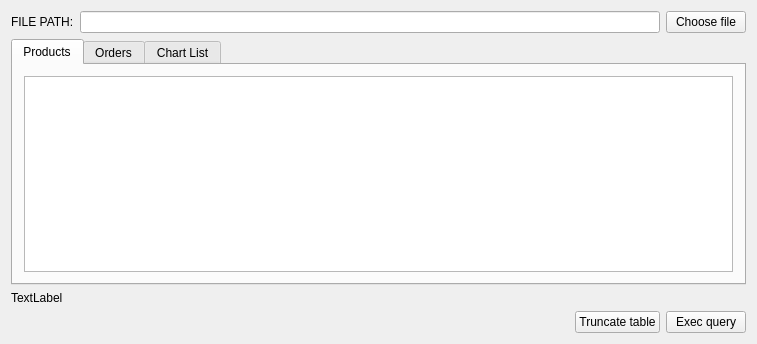
Qt form mainwindow.ui (drWebber/MySql-LOAD-DATA-INFILE-by-Qt) before a commit.
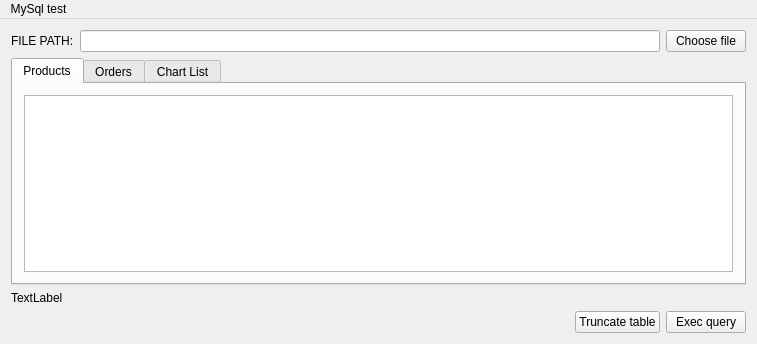
The same form after that commit.

Patch:
```diff
--- a/mainwindow.ui
+++ b/mainwindow.ui
@@ -117,6 +117,28 @@
     </item>
    </layout>
   </widget>
+  <widget class="QMenuBar" name="menuBar">
+   <property name="geometry">
+    <rect>
+     <x>0</x>
+     <y>0</y>
+     <width>757</width>
+     <height>21</height>
+    </rect>
+   </property>
+   <widget class="QMenu" name="menuMySql">
+    <property name="title">
+     <string>MySql test</string>
+    </property>
+    <addaction name="aTest1"/>
+   </widget>
+   <addaction name="menuMySql"/>
+  </widget>
+  <action name="aTest1">
+   <property name="text">
+    <string>INSERT через один SELECT и через кучу SELECTов</string>
+   </property>
+  </action>
  </widget>
  <layoutdefault spacing="6" margin="11"/>
  <resources/>
```
